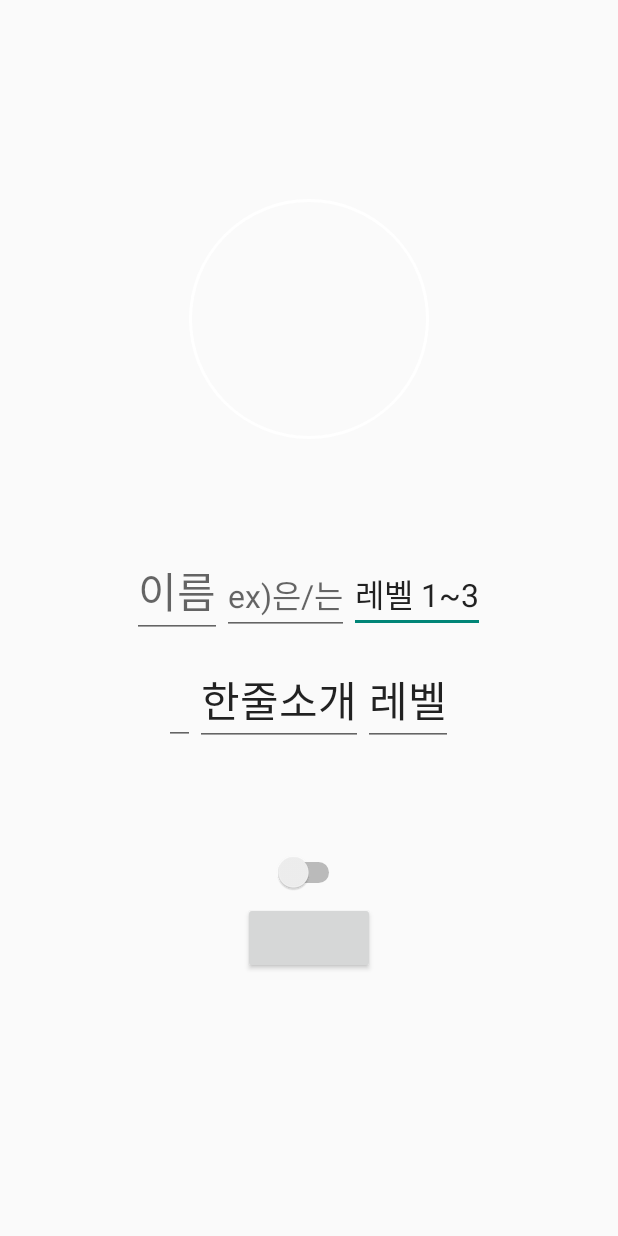
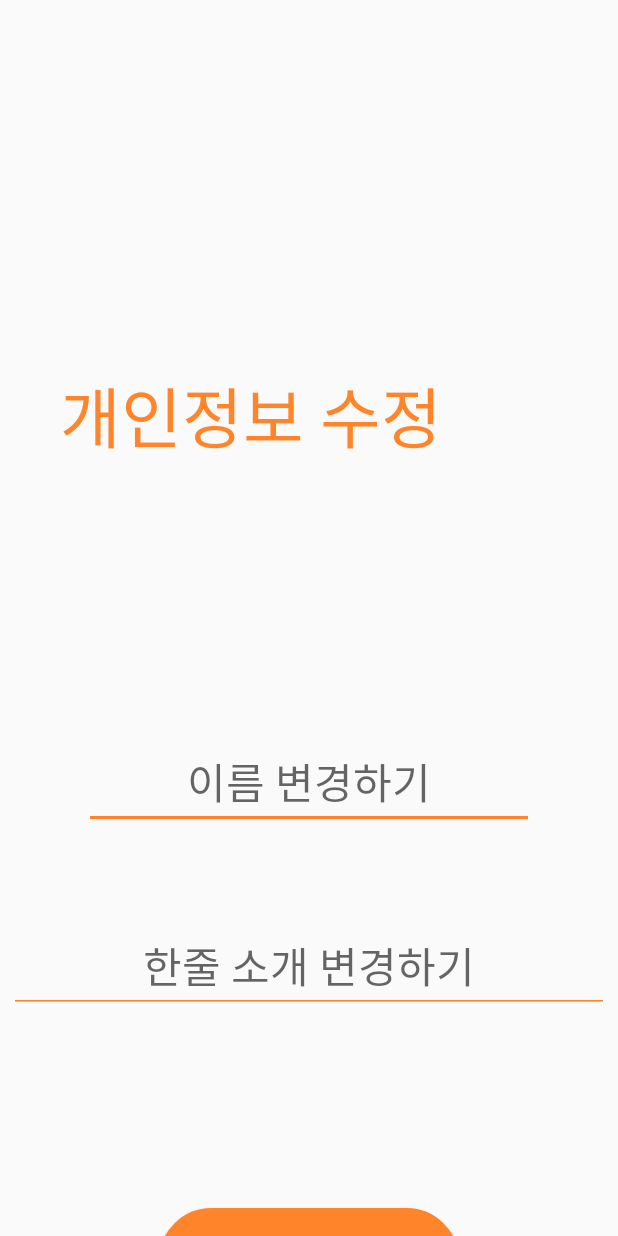
Before and after one commit to SeoeunPark/DOING, an Android app: the EditUserPage screen opened directly, with no data from a screen before it, on a phone screen of 412 x 824 dp. Run offline under Robolectric (Android 15) with nearby library versions, the phone set to English and light mode, and no system bars; our stand-ins replace Firebase (no records; nobody signed in at launch, a user with empty details on screens opened directly); 2 statements that could not run were skipped.

Commit message:
EditUserPage.java FriendsList.java UserPage.java friend.png activity_edit_user_page.xml gradle.xml
회원정보수정 창 수정

```diff
--- a/app/src/main/java/kr/hs/mirim/doing/EditUserPage.java
+++ b/app/src/main/java/kr/hs/mirim/doing/EditUserPage.java
@@ -12,6 +12,7 @@ import android.os.Bundle;
 import androidx.appcompat.app.AppCompatActivity;
 
 import android.text.InputType;
+import android.util.Log;
 import android.view.LayoutInflater;
 import android.view.View;
 import android.view.ViewGroup;
@@ -26,133 +27,72 @@ import com.google.android.gms.tasks.OnCompleteListener;
 import com.google.android.gms.tasks.Task;
 import com.google.firebase.auth.FirebaseAuth;
 import com.google.firebase.auth.FirebaseUser;
+import com.google.firebase.database.DataSnapshot;
 import com.google.firebase.database.DatabaseReference;
 import com.google.firebase.database.FirebaseDatabase;
 import com.google.firebase.firestore.FirebaseFirestore;
 import com.google.firebase.firestore.SetOptions;
+import com.google.firebase.firestore.auth.User;
 
 import java.util.HashMap;
+import java.util.Map;
 
 public class EditUserPage extends AppCompatActivity {
-    private FirebaseAuth mAuth;
-    private ImageView edit_profile;
-    private TextView edit_nickname;
-    private EditText edit_nickname_nim;
-    private EditText edit_I_doing;
+    private EditText edit_nickname;
     private EditText edit_about;
-    private EditText edit_level;
-    private EditText edit_condition;
-    private Switch edit_onoff_direct;
     private Button edit_save;
+    private TextView logout_btn;
+    private DatabaseReference mDatabase;
+    private FirebaseAuth auth;
+    private String user_id = null;
 
-
-    private String user_about = ""; //about
-    private String user_id=""; //id
-    private String user_email = ""; //이메일
-    private int user_condition = 0; //1~8까지의
-    private String user_ing = ""; //하는 중
-    private int user_level = 0; // 단계
-    private String user_name = ""; //유저네임
 
     @Override
     protected void onCreate(Bundle savedInstanceState) {
         super.onCreate(savedInstanceState);
         setContentView(R.layout.activity_edit_user_page);
 
-        mAuth = FirebaseAuth.getInstance();
-        FirebaseUser user = mAuth.getCurrentUser();
-        FirebaseDatabase database = FirebaseDatabase.getInstance();
-        DatabaseReference reference = database.getReference("message");
 
-        edit_profile = (ImageView) findViewById(R.id.edit_profile_circle); // 프로필 상태
-        edit_nickname_nim = (EditText) findViewById(R.id.edit_nickname_nim); // 님은
-        edit_onoff_direct = (Switch) findViewById(R.id.edit_onoff_direct); // 쪽지 허용 비허용
-        edit_save =(Button)findViewById(R.id.edit_save); //저장버튼
+        mDatabase = FirebaseDatabase.getInstance().getReference();
+        auth = FirebaseAuth.getInstance();
+        FirebaseUser user = auth.getCurrentUser();
+        user_id = user.getUid();
+        edit_nickname = findViewById(R.id.edit_nickname);
+        edit_about = findViewById(R.id.edit_about);
+        edit_save = findViewById(R.id.edit_save);
+        logout_btn = findViewById(R.id.logout_btn);
 
-        edit_about = (EditText) findViewById(R.id.edit_about); // 한줄소개
-        edit_condition = (EditText)findViewById(R.id.edit_condition); //1~3
-        edit_I_doing = (EditText) findViewById(R.id.edit_I_doing); //~중
-        edit_level = (EditText) findViewById(R.id.edit_level); //1,2,3
-        edit_nickname = (TextView) findViewById(R.id.edit_nickname); // 이름
-
-
-
-        reference.setValue("Hello, World!");
-
-        //이름수정
-        edit_nickname.setOnClickListener(new View.OnClickListener() {
+        mDatabase.child("users").child(user_id).get().addOnCompleteListener(new OnCompleteListener<DataSnapshot>() {
             @Override
-            public void onClick(View view) {
-                AlertDialog.Builder dialog = new AlertDialog.Builder(EditUserPage.this);
-                dialog.setTitle("이름을 입력해주세요");
-                final EditText inputname = new EditText(EditUserPage.this);
-                inputname.setInputType(InputType.TYPE_CLASS_TEXT);
-                dialog.setView(inputname);
-                dialog.setPositiveButton("Ok", new DialogInterface.OnClickListener() {
-                    @Override
-                    public void onClick(DialogInterface dialogInterface, int i) {
-                        String username = inputname.getText().toString();
-                        edit_nickname.setText(username);
-                    }
-                });
-                dialog.setNegativeButton("Cancel", new DialogInterface.OnClickListener() {
-                    @Override
-                    public void onClick(DialogInterface dialogInterface, int i) {
-                        dialogInterface.cancel();;
-                    }
-                });
-                dialog.show();
+            public void onComplete(@NonNull Task<DataSnapshot> task) {
+                MyFriendList userInfo = task.getResult().getValue(MyFriendList.class);
+                edit_about.setText(userInfo.getAbout());
+                edit_nickname.setText(userInfo.getName());
             }
         });
-        //님임 수정
-        edit_nickname_nim.setOnClickListener(new View.OnClickListener() {
-            @Override
-            public void onClick(View view) {
-                final CharSequence[] items ={"은","는","이는"};
-                AlertDialog.Builder alertDialogBuilder = new AlertDialog.Builder(EditUserPage.this);
-                alertDialogBuilder.setTitle("옵션 선택");
 
-                alertDialogBuilder.setSingleChoiceItems(items, -1, new DialogInterface.OnClickListener() {
-                    public void onClick(DialogInterface dialog, int id) {
-                        edit_nickname_nim.setText(items[id]);
-                        dialog.dismiss();
-                    }
-                });
-
-                AlertDialog alertDialog = alertDialogBuilder.create();
-                alertDialog.show();
-            }
-        });
         edit_save.setOnClickListener(new View.OnClickListener() {
             @Override
             public void onClick(View view) {
-                EditUser();
+                setUserData(edit_nickname.getText().toString(),"name");
+                setUserData(edit_about.getText().toString(),"about");
+                finish();
             }
         });
-        }
-        private void EditUser(){
-            FirebaseFirestore db = FirebaseFirestore.getInstance();
-            FirebaseUser user = mAuth.getCurrentUser();
-            user_id = user.getUid();
-            user_email = user.getEmail();
 
-            HashMap<String, Object> userMap = new HashMap<>();
-            userMap.put("about",edit_about.getText().toString());
-            userMap.put("condition",2);
-            userMap.put("ing",edit_I_doing.getText().toString());
-            userMap.put("level",1);
-            userMap.put("name",edit_nickname.getText().toString());
-            db.collection("User").document(user_id).set(userMap, SetOptions.merge()).addOnCompleteListener(this, new OnCompleteListener<Void>() {
-                @Override
-                public void onComplete(@NonNull Task<Void> task) {
-                    if(task.isSuccessful()){
-                        Intent main = new Intent(getApplicationContext(), MainActivity.class);
+        logout_btn.setOnClickListener(new View.OnClickListener() {
+            @Override
+            public void onClick(View v) {
+                auth.getInstance().signOut();
+                startActivity(new Intent(getApplicationContext(), Signin.class));
+                finish();
+            }
+        });
 
-                        startActivity(main);
-                    }else {
-                        String error = task.getException().getMessage();
-                    }
-                }
-            });
+    }
+    private void setUserData(String n, String key){
+        Map<String, Object> conditionUpdates = new HashMap<>();
+        conditionUpdates.put("/users/" + user_id+"/"+key, n);
+        mDatabase.updateChildren(conditionUpdates);
     }
 }
--- a/app/src/main/java/kr/hs/mirim/doing/FriendsList.java
+++ b/app/src/main/java/kr/hs/mirim/doing/FriendsList.java
@@ -181,16 +181,6 @@ public class FriendsList extends Fragment implements View.OnClickListener{
         auth = FirebaseAuth.getInstance();
         logout = (TextView) rootView.findViewById(R.id.logout_btn);
 
-        logout.setOnClickListener(new View.OnClickListener() {
-            @Override
-            public void onClick(View v) {
-                auth.getInstance().signOut();
-                startActivity(new Intent(getActivity(), Signin.class));
-                getActivity().finish();
-            }
-        });
-
-
         return rootView;
     }
     private void search(String str) {
--- a/app/src/main/java/kr/hs/mirim/doing/UserPage.java
+++ b/app/src/main/java/kr/hs/mirim/doing/UserPage.java
@@ -124,15 +124,15 @@ public class UserPage extends Fragment {
             @Override
             public void onValueChange(@NonNull Slider slider, float value, boolean fromUser) {
                 if(value==0){
-                    showColor.setColorFilter(Color.GREEN);
+                    showColor.setColorFilter(Color.parseColor("#62FF2A"));
                     setUserData((int)value,"level");
                     //여유로울 때
                 }else if (value==1){
-                    showColor.setColorFilter(Color.YELLOW);
+                    showColor.setColorFilter(Color.parseColor("#FFE32A"));
                     setUserData((int)value,"level");
                     //바쁠 때
                 }else{
-                    showColor.setColorFilter(Color.RED);
+                    showColor.setColorFilter(Color.parseColor("#FF4D2A"));
                     setUserData((int)value,"level");
                     //매우 바쁠 때
                 }
@@ -145,26 +145,6 @@ public class UserPage extends Fragment {
                 setUserData(index+1,"condition");
             }
         });
-
-
-        //개인 기분 바뀔 때
-//        circleMenu.setMainMenu(Color.parseColor(conditionColor[0]),R.drawable.face1,R.drawable.ic_baseline_close_24)
-//                .addSubMenu(Color.parseColor(conditionColor[0]),R.drawable.face1)
-//                .addSubMenu(Color.parseColor(conditionColor[1]),R.drawable.face2)
-//                .addSubMenu(Color.parseColor(conditionColor[2]),R.drawable.face3)
-//                .addSubMenu(Color.parseColor(conditionColor[3]),R.drawable.face4)
-//                .addSubMenu(Color.parseColor(conditionColor[4]),R.drawable.face5)
-//                .addSubMenu(Color.parseColor(conditionColor[5]),R.drawable.face6)
-//                .addSubMenu(Color.parseColor(conditionColor[6]),R.drawable.face7)
-//                .addSubMenu(Color.parseColor(conditionColor[7]),R.drawable.face8)
-//                .setOnMenuSelectedListener(new OnMenuSelectedListener() {
-//                    @Override
-//                    public void onMenuSelected(int index) {
-//                        circleMenu.setMainMenu(Color.parseColor(conditionColor[index]),conditionFace[index],R.drawable.ic_baseline_close_24);
-//                        setUserData(index+1,"condition");
-//                    }
-//                });
-
 
         mDatabase.child("users").child(user_id).get().addOnCompleteListener(new OnCompleteListener<DataSnapshot>() {
             @Override
--- a/app/src/main/res/layout/activity_edit_user_page.xml
+++ b/app/src/main/res/layout/activity_edit_user_page.xml
@@ -5,119 +5,83 @@
     android:layout_width="match_parent"
     android:layout_height="match_parent"
     tools:context=".EditUserPage">
-    <ImageView
-        android:id="@+id/edit_profile_circle"
-        android:layout_width="160dp"
-        android:layout_height="160dp"
-        android:background="@drawable/white_storke"
-        app:layout_constraintBottom_toBottomOf="parent"
-        app:layout_constraintEnd_toEndOf="parent"
+
+    <TextView
+        android:id="@+id/textView2"
+        android:layout_width="match_parent"
+        android:layout_height="wrap_content"
+        android:paddingLeft="@dimen/side_margin600"
+        android:layout_marginTop="244dp"
+        android:text="개인정보 수정"
+        android:textColor="@color/colorMain"
+        android:textSize="@dimen/title600"
         app:layout_constraintStart_toStartOf="parent"
         app:layout_constraintTop_toTopOf="parent"
-        app:layout_constraintVertical_bias="0.20" />
+        tools:ignore="RtlHardcoded,RtlSymmetry,SpUsage" />
 
     <LinearLayout
         android:id="@+id/linear_nickname"
         android:layout_width="match_parent"
         android:layout_height="wrap_content"
-        android:layout_marginTop="70dp"
+        android:layout_marginTop="150dp"
         android:gravity="center_horizontal"
-        android:orientation="horizontal"
+        android:orientation="vertical"
         app:layout_constraintEnd_toEndOf="parent"
+        app:layout_constraintHorizontal_bias="0.0"
         app:layout_constraintStart_toStartOf="parent"
-        app:layout_constraintTop_toBottomOf="@+id/edit_profile_circle">
+        app:layout_constraintTop_toBottomOf="@+id/textView2">
 
         <EditText
             android:id="@+id/edit_nickname"
-            android:layout_width="wrap_content"
+            android:layout_width="300dp"
             android:layout_height="wrap_content"
-            android:hint="이름"
-            android:editable="false"
-            android:focusable="false"
-            android:textSize="@dimen/nickname"
-            tools:ignore="SpUsage" />
+            android:layout_margin="@dimen/padding600"
+            android:backgroundTint="@color/colorMain"
+            android:textAlignment="center"
+            android:hint="이름 변경하기"
+            android:textColor="@color/black"
+            android:textSize="@dimen/l_text600"
+            tools:ignore="SpUsage"
+            android:gravity="center_horizontal" />
+
         <!--글자수 제한두어야 함-->
         <EditText
-            android:id="@+id/edit_nickname_nim"
-            android:layout_width="wrap_content"
+            android:id="@+id/edit_about"
+            android:layout_width="400dp"
             android:layout_height="wrap_content"
-            android:hint="ex)은/는"
-            android:editable="false"
-            android:focusable="false"
-            android:textSize="@dimen/main_default"
-            tools:ignore="SpUsage" />
-        <EditText
-            android:id="@+id/edit_level"
-            android:layout_width="wrap_content"
-            android:layout_height="wrap_content"
-            android:text="레벨 1~3"
-            android:textSize="@dimen/main_default"
-            tools:ignore="SpUsage" />
+            android:layout_margin="@dimen/padding600"
+            android:backgroundTint="@color/colorMain"
+            android:hint="한줄 소개 변경하기"
+            android:textAlignment="center"
+            android:textSize="@dimen/l_text600"
+            tools:ignore="SpUsage"
+            android:gravity="center_horizontal" />
+
+        <Button
+            android:id="@+id/edit_save"
+            android:layout_width="200dp"
+            android:layout_height="70dp"
+            android:layout_margin="100dp"
+            android:background="@drawable/login_button_style"
+            android:text="저장"
+            android:textColor="@color/white"
+            android:textSize="@dimen/button600"
+            tools:ignore="RtlSymmetry,SpUsage" />
     </LinearLayout>
 
-    <LinearLayout
-        android:id="@+id/edit_now_doing"
-        android:layout_width="match_parent"
+    <TextView
+        android:id="@+id/logout_btn"
+        android:layout_width="wrap_content"
         android:layout_height="wrap_content"
-        android:layout_marginTop="10dp"
-        android:gravity="center_horizontal"
-        android:orientation="horizontal"
+        android:padding="@dimen/padding600"
+        android:text="로그아웃"
+        android:textColor="@color/colorMain"
+        android:textSize="@dimen/m_text600"
+        app:layout_constraintBottom_toBottomOf="parent"
         app:layout_constraintEnd_toEndOf="parent"
         app:layout_constraintStart_toStartOf="parent"
-        app:layout_constraintTop_toBottomOf="@+id/linear_nickname">
+        app:layout_constraintTop_toBottomOf="@+id/linear_nickname"
+        app:layout_constraintVertical_bias="0.35"
+        tools:ignore="SpUsage" />
 
-        <EditText
-            android:id="@+id/edit_I_doing"
-            android:layout_width="wrap_content"
-            android:layout_height="wrap_content"
-            android:textSize="@dimen/nickname"
-            tools:ignore="SpUsage" />
-        <EditText
-            android:id="@+id/edit_about"
-            android:layout_width="wrap_content"
-            android:layout_height="wrap_content"
-            android:text="한줄소개"
-            android:textSize="@dimen/nickname"
-            tools:ignore="SpUsage" />
-        <EditText
-            android:id="@+id/edit_condition"
-            android:layout_width="wrap_content"
-            android:layout_height="wrap_content"
-            android:text="레벨"
-            android:textSize="@dimen/nickname"
-            tools:ignore="SpUsage" />
-    </LinearLayout>
-
-    <LinearLayout
-        android:id="@+id/onoff_direct"
-        android:layout_width="match_parent"
-        android:layout_height="wrap_content"
-        android:layout_marginTop="30dp"
-        android:gravity="center_horizontal"
-        android:orientation="vertical"
-        app:layout_constraintEnd_toEndOf="parent"
-        app:layout_constraintStart_toStartOf="parent"
-        app:layout_constraintTop_toBottomOf="@+id/edit_now_doing">
-
-        <TextView
-            android:id="@+id/text_onoff_direct"
-            android:layout_width="wrap_content"
-            android:layout_height="wrap_content"
-            android:textSize="@dimen/main_default"
-            tools:ignore="SpUsage" />
-
-        <Switch
-            android:id="@+id/edit_onoff_direct"
-            android:layout_width="wrap_content"
-            android:layout_height="40dp"
-            android:layout_marginTop="5dp"
-            tools:layout_editor_absoluteX="166dp"
-            tools:layout_editor_absoluteY="538dp"
-            tools:ignore="UseSwitchCompatOrMaterialXml" />
-        <Button
-            android:id="@+id/edit_save"
-            android:layout_width="wrap_content"
-            android:layout_height="wrap_content"
-            />
-    </LinearLayout>
 </androidx.constraintlayout.widget.ConstraintLayout>
```
Also changed, not shown: app/src/main/res/drawable-v24/friend.png (added).
